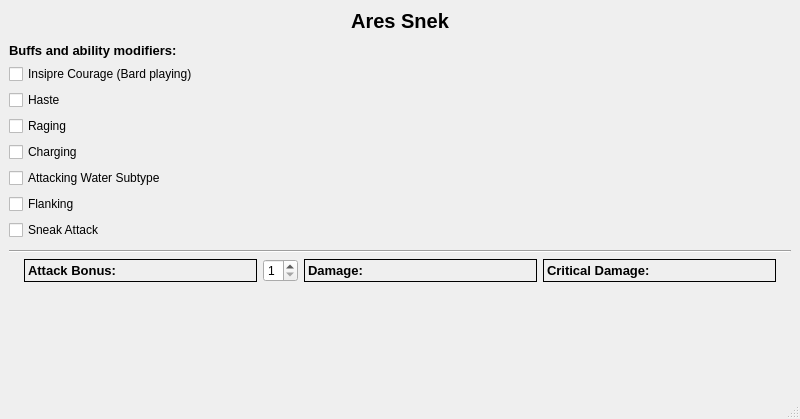
Above: main_window.ui from asarinn/so_anyways_i_started_blastin before the change. Below: the same form after it.
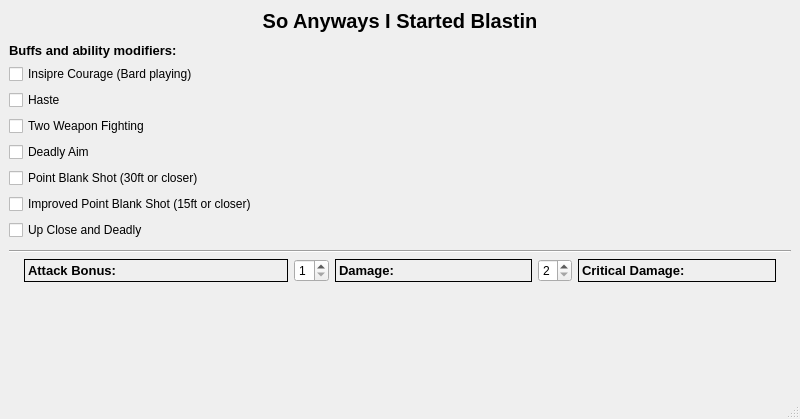
That is the form after the change.

Commit message: created the gui as per bretts character

Diff of the .ui file:
```diff
--- a/main_window.ui
+++ b/main_window.ui
@@ -28,7 +28,7 @@
          </font>
         </property>
         <property name="text">
-         <string>Ares Snek</string>
+         <string>So Anyways I Started Blastin</string>
         </property>
         <property name="alignment">
          <set>Qt::AlignCenter</set>
@@ -86,35 +86,35 @@
           <item>
            <widget class="QCheckBox" name="raging_check_box">
             <property name="text">
-             <string>Raging</string>
+             <string>Two Weapon Fighting</string>
             </property>
            </widget>
           </item>
           <item>
            <widget class="QCheckBox" name="charging_check_box">
             <property name="text">
-             <string>Charging</string>
+             <string>Deadly Aim</string>
             </property>
            </widget>
           </item>
           <item>
            <widget class="QCheckBox" name="water_subtype_check_box">
             <property name="text">
-             <string>Attacking Water Subtype</string>
+             <string>Point Blank Shot (30ft or closer)</string>
             </property>
            </widget>
           </item>
           <item>
            <widget class="QCheckBox" name="flanking_bonus_check_box">
             <property name="text">
-             <string>Flanking</string>
+             <string>Improved Point Blank Shot (15ft or closer)</string>
             </property>
            </widget>
           </item>
           <item>
            <widget class="QCheckBox" name="sneak_attack_check_box">
             <property name="text">
-             <string>Sneak Attack</string>
+             <string>Up Close and Deadly</string>
             </property>
            </widget>
           </item>
@@ -133,7 +133,7 @@
        </widget>
       </item>
       <item>
-       <layout class="QHBoxLayout" name="horizontalLayout" stretch="0,0,0,0">
+       <layout class="QHBoxLayout" name="horizontalLayout" stretch="4,0,3,0,3">
         <property name="leftMargin">
          <number>15</number>
         </property>
@@ -195,6 +195,25 @@
           </property>
          </widget>
         </item>
+        <item>
+         <widget class="QSpinBox" name="crit_multiplier_spin_box">
+          <property name="maximumSize">
+           <size>
+            <width>35</width>
+            <height>16777215</height>
+           </size>
+          </property>
+          <property name="toolTip">
+           <string>Crit Multiplier</string>
+          </property>
+          <property name="minimum">
+           <number>2</number>
+          </property>
+          <property name="maximum">
+           <number>4</number>
+          </property>
+         </widget>
+        </item>
         <item>
          <widget class="QLabel" name="crit_damage_label">
           <property name="font">
```
Left out of the diff: 10 changed lines with no effect on the pictures. The commit also changes 6 other files.
